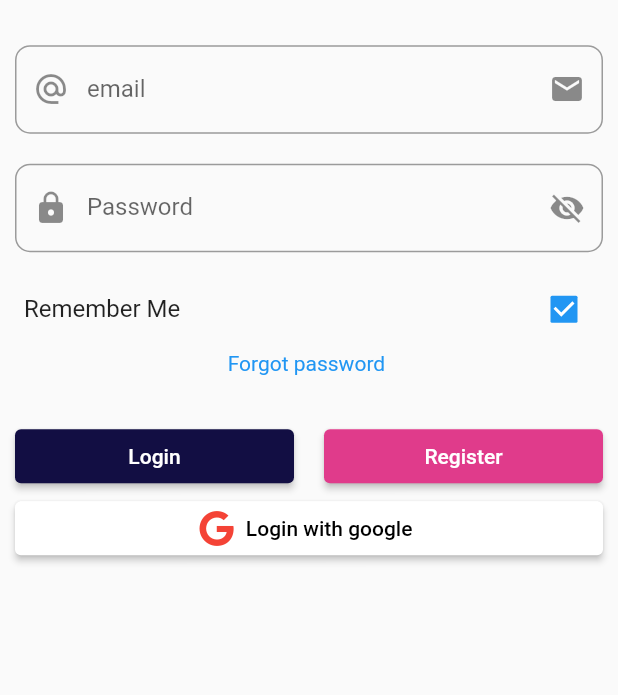
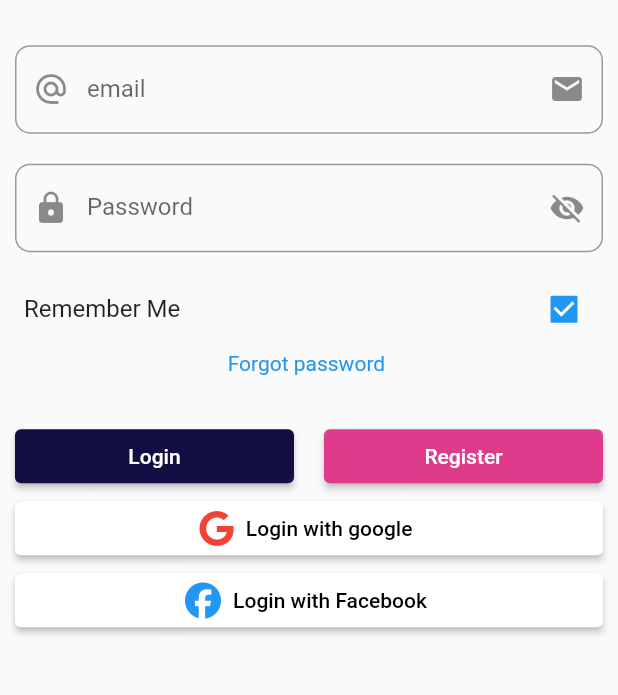
Before and after one commit to AhmedJwad/patientApp, a Flutter app: the screen it shows after launch, after a tap on "Login with google", on a phone screen of 412 x 824 dp, the part 360-1055 px from its top. Run offline on Flutter 3.47's test engine with Material 2 defaults, Android fonts, the phone set to English and light mode, and no system bars; our stand-ins replace adaptive_dialog, cached_network_image, camera, carousel_slider, connectivity, email_validator and 4 more; missing offline and left inert: flutter_facebook_auth, whatsapp_unilink; accounts and stored records are empty.

Commit message:
Add login with facebook

```diff
--- a/lib/screen/login_screen.dart
+++ b/lib/screen/login_screen.dart
@@ -15,6 +15,9 @@ import 'package:healthcare/screen/register_user_screen.dart';
 import 'package:http/http.dart'as http;
 import 'package:connectivity/connectivity.dart';
 import 'package:shared_preferences/shared_preferences.dart';
+import 'package:google_sign_in/google_sign_in.dart';
+import 'package:flutter_facebook_auth/flutter_facebook_auth.dart';
+
 
 class loginScreen extends StatefulWidget {
   const loginScreen({Key? key}) : super(key: key);
@@ -138,7 +141,8 @@ Widget _showpassword() {
          _showRegisterButton(),
          ],
         ),
-        _showGoogleLoginbutton()
+        _showGoogleLoginbutton(),
+        _showFacebookLoginButton(),
       ],
     ),
   );
@@ -328,10 +332,50 @@ Widget _showpassword() {
     );
   }
 
-  _loginGoogle() {
-    return Container(
+ void _loginGoogle() async{
+    setState(() {
+      _showLoader=false;
+    });
+    var googleSignIn=GoogleSignIn();
+    await googleSignIn.signOut();
+    var user=googleSignIn.signIn();
+    if(user==null)
+    {
+      setState(() {
+        _showLoader=false;
+      });
+    }
+    print(user);
+  }
 
+ Widget _showFacebookLoginButton() {
+  return Row(
+      children: <Widget>[
+        Expanded(child: ElevatedButton.icon(
+          onPressed:()=> _loginFacebook(),
+          icon:FaIcon(
+              FontAwesomeIcons.facebook,
+              color: Colors.blue,
+            ),
+           label: Text("Login with Facebook"),
+           style: ElevatedButton.styleFrom(primary: Colors.white, onPrimary:Colors.black),
+          )),
+      ],
     );
+ }
+
+ void _loginFacebook() async{
+    await FacebookAuth.i.logOut();
+    var result= await FacebookAuth.i.login(
+      permissions: ["public_profile", "email"],
+    );
+    if(result.status==LoginStatus.success)
+    {
+      final requestdata=await FacebookAuth.i.getUserData(
+         fields: "email, name, picture.width(800).heigth(800), first_name, last_name",
+      );
+      print(requestdata);
+    }
   }
 
 
--- a/pubspec.yaml
+++ b/pubspec.yaml
@@ -52,6 +52,8 @@ dependencies:
   flutter_launcher_icons: ^0.11.0
   flutter_native_splash: ^2.2.16
   font_awesome_flutter: ^10.3.0
+  google_sign_in: ^5.4.2
+  flutter_facebook_auth: ^5.0.6
 
 flutter_native_splash:
   image_path: "assets/Splash.png"
```
Also changed, not shown: pubspec.lock, 9 other files.
